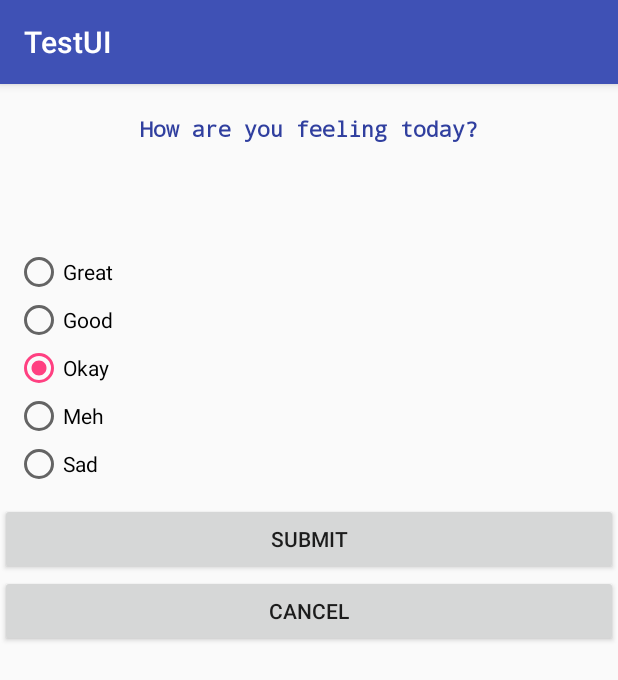
After one commit to karenfreemansmith/AndroidUIsamples, an Android app: the fragment MoodDialogFragment shown on its own in the app's theme, on a phone screen of 412 x 824 dp. The commit adds this screen. Shown: the top 680 px of the screen. Run offline under Robolectric (Android 15) with nearby library versions, the phone set to English and light mode, and no system bars; 1 statement that could not run was skipped.

Commit message:
add dialog fragment

```diff
--- a/app/src/main/AndroidManifest.xml
+++ b/app/src/main/AndroidManifest.xml
@@ -15,7 +15,8 @@
                 <category android:name="android.intent.category.LAUNCHER" />
             </intent-filter>
         </activity>
-        <activity android:name=".GridActivity"></activity>
+        <activity android:name=".GridActivity" />
+        <activity android:name=".DialogActivity"></activity>
     </application>
 
 </manifest>
--- /dev/null
+++ b/app/src/main/java/com/microacademylabs/testui/MoodDialogFragment.java
@@ -0,0 +1,30 @@
+package com.microacademylabs.testui;
+
+import android.app.DialogFragment;
+import android.os.Bundle;
+import android.view.LayoutInflater;
+import android.view.View;
+import android.view.ViewGroup;
+import android.widget.Button;
+
+/**
+ * Created by Guest on 5/19/17.
+ */
+
+public class MoodDialogFragment extends DialogFragment {
+    private Button btnSubmit;
+    private Button btnCancel;
+
+    @Override
+    public View onCreateView(LayoutInflater inflater, ViewGroup container, Bundle savedInstanceState) {
+        View rootView = inflater.inflate(R.layout.fragment_mood_dialog, container, false);
+        getDialog().setTitle("Simple Dialog");
+
+        btnSubmit = (Button) container.findViewById(R.id.btnSubmit);
+        btnCancel = (Button) container.findViewById(R.id.btnCancel);
+
+        return rootView;
+    }
+
+
+}
--- /dev/null
+++ b/app/src/main/res/layout/fragment_mood_dialog.xml
@@ -0,0 +1,81 @@
+<?xml version="1.0" encoding="utf-8"?>
+<LinearLayout xmlns:android="http://schemas.android.com/apk/res/android"
+    xmlns:app="http://schemas.android.com/apk/res-auto"
+    android:layout_width="match_parent"
+    android:layout_height="match_parent"
+    android:weightSum="1"
+    android:orientation="vertical"
+    android:id="@+id/baseLayout">
+
+    <TextView
+        android:text="How are you feeling today?"
+        android:layout_width="match_parent"
+        android:layout_height="wrap_content"
+        android:id="@+id/MoodLabel"
+        android:textColor="@color/colorPrimaryDark"
+        android:typeface="monospace"
+        android:textStyle="normal|bold"
+        android:layout_marginTop="10dp"
+        android:textAlignment="center"
+        android:padding="10dp" />
+
+    <LinearLayout
+        android:orientation="horizontal"
+        android:layout_width="match_parent"
+        android:layout_height="wrap_content"
+        android:layout_marginTop="50dp">
+
+        <RadioGroup
+            android:layout_width="match_parent"
+            android:layout_height="wrap_content"
+            android:orientation="vertical"
+            android:id="@+id/moodRadioGroup"
+            android:padding="10dp">
+
+            <RadioButton
+                android:text="Great"
+                android:layout_width="wrap_content"
+                android:layout_height="wrap_content"
+                android:id="@+id/radioButton1"
+                android:layout_weight="1" />
+            <RadioButton
+                android:text="Good"
+                android:layout_width="wrap_content"
+                android:layout_height="wrap_content"
+                android:id="@+id/radioButton2"
+                android:layout_weight="1" />
+            <RadioButton
+                android:text="Okay"
+                android:layout_width="wrap_content"
+                android:layout_height="wrap_content"
+                android:checked="true"
+                android:id="@+id/radioButton3"
+                android:layout_weight="1" />
+            <RadioButton
+                android:text="Meh"
+                android:layout_width="wrap_content"
+                android:layout_height="wrap_content"
+                android:id="@+id/radioButton4"
+                android:layout_weight="1" />
+            <RadioButton
+                android:text="Sad"
+                android:layout_width="wrap_content"
+                android:layout_height="wrap_content"
+                android:id="@+id/radioButton5"
+                android:layout_weight="1" />
+        </RadioGroup>
+    </LinearLayout>
+
+    <Button
+        android:text="SUBMIT"
+        android:layout_width="match_parent"
+        android:layout_height="wrap_content"
+        android:id="@+id/btnSubmit" />
+
+    <Button
+        android:text="CANCEL"
+        android:layout_width="match_parent"
+        android:layout_height="wrap_content"
+        android:id="@+id/btnCancel" />
+
+</LinearLayout>
```
Also changed, not shown: app/src/main/java/com/microacademylabs/testui/DialogActivity.java (added, +20 -0 lines), app/src/main/java/com/microacademylabs/testui/MainActivity.java (+23 -2 lines), app/src/main/res/layout/activity_dialog.xml (added, +13 -0 lines), app/src/main/res/layout/activity_main.xml (+9 -0 lines).
